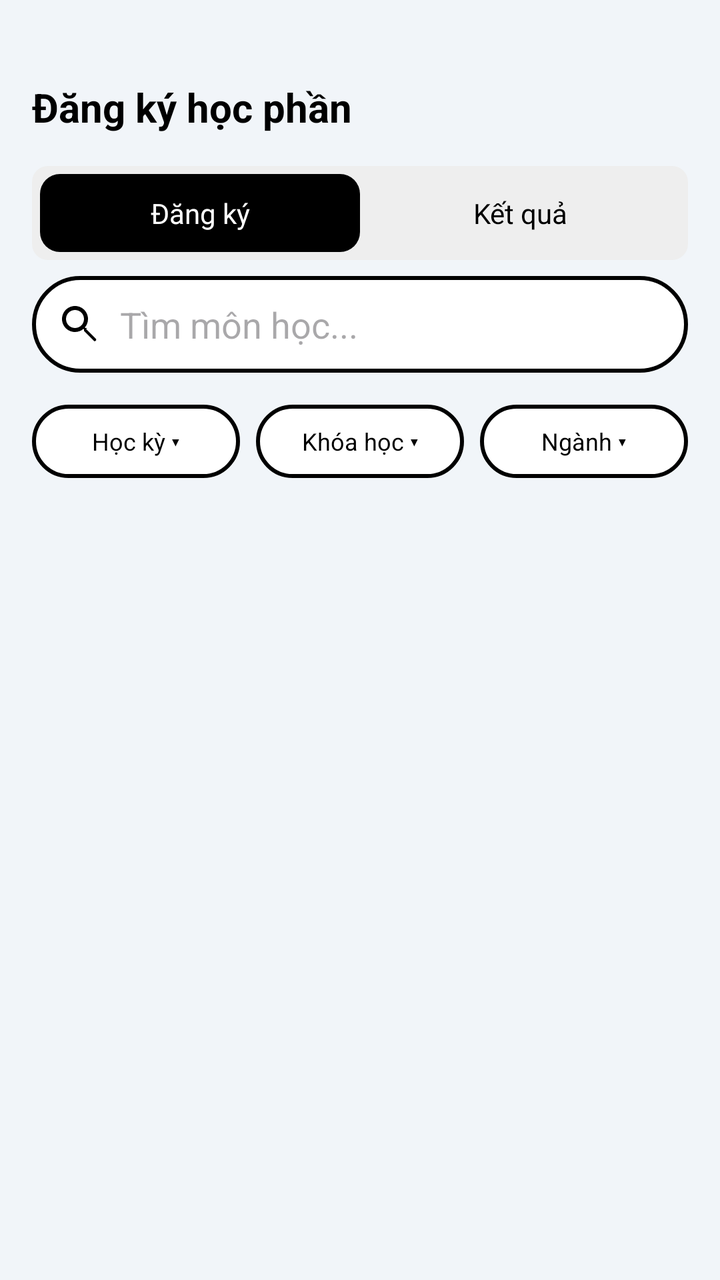
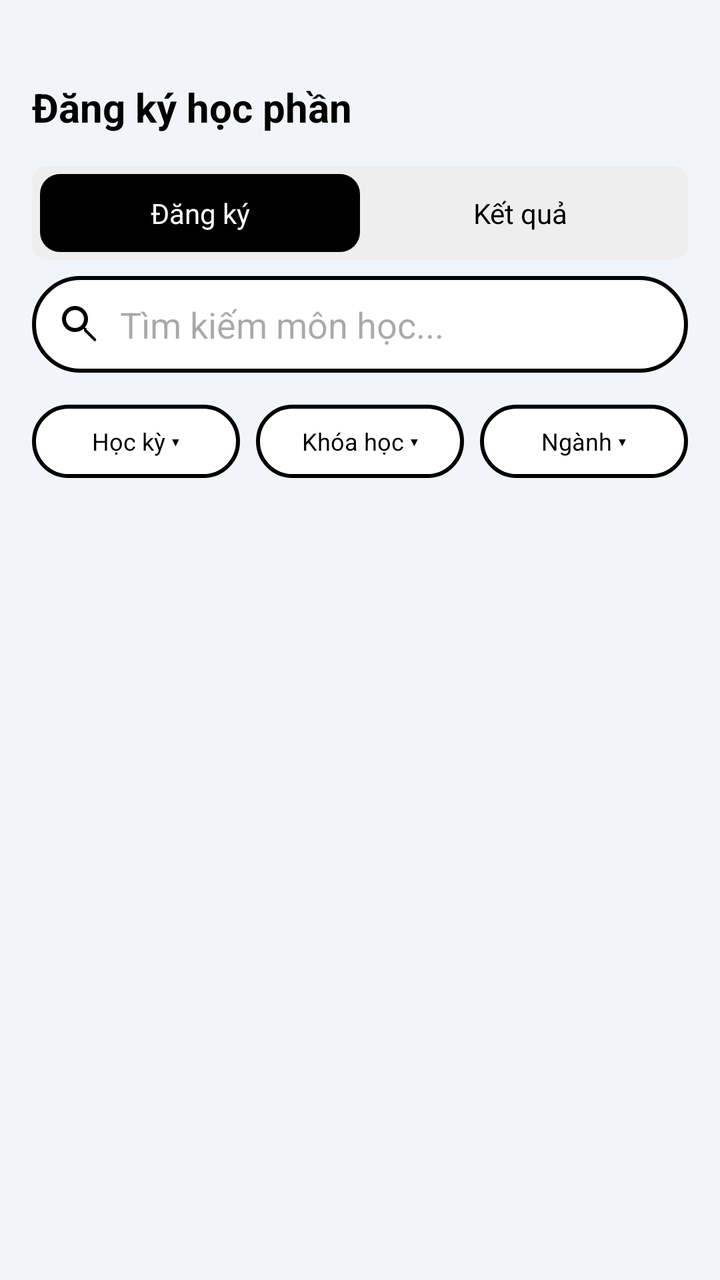

Screens rendered from an Android XML layout before and after an edit, with the pre-edit source and the edit as a unified diff.
<!-- AndroidManifest.xml: application theme Theme.UTC2AppReborn -->
<!-- res/layout/activity_course_registration.xml -->
<?xml version="1.0" encoding="utf-8"?>
<LinearLayout xmlns:android="http://schemas.android.com/apk/res/android"
    xmlns:app="http://schemas.android.com/apk/res-auto"
    android:orientation="vertical"
    android:background="#F1F5F9"
    android:layout_width="match_parent"
    android:layout_height="match_parent"
    android:paddingTop="24dp">


    
    <LinearLayout
        android:orientation="horizontal"
        android:padding="16dp"
        android:gravity="center_vertical"
        android:layout_width="match_parent"
        android:layout_height="wrap_content">

        <TextView
            android:layout_width="wrap_content"
            android:layout_height="wrap_content"
            android:text="Đăng ký học phần"
            android:textSize="20sp"
            android:textStyle="bold"
            android:textColor="#000000"/>
    </LinearLayout>

    
    <LinearLayout
        android:orientation="horizontal"
        android:background="@drawable/bg_tab_container"
        android:layout_marginHorizontal="16dp"
        android:layout_marginBottom="8dp"
        android:padding="4dp"
        android:layout_width="match_parent"
        android:layout_height="wrap_content">

        <TextView
            android:id="@+id/tabDangKy"
            android:layout_width="0dp"
            android:layout_weight="1"
            android:layout_height="wrap_content"
            android:text="Đăng ký"
            android:gravity="center"
            android:padding="10dp"
            android:textColor="#FFFFFF"
            android:background="@drawable/bg_tab_selected"
            android:clickable="true"
            android:focusable="true"/>

        <TextView
            android:id="@+id/tabKetQua"
            android:layout_width="0dp"
            android:layout_weight="1"
            android:layout_height="wrap_content"
            android:text="Kết quả"
            android:gravity="center"
            android:padding="10dp"
            android:textColor="#000000"
            android:clickable="true"
            android:focusable="true"/>
    </LinearLayout>

    
    <ScrollView
        android:layout_width="match_parent"
        android:layout_height="match_parent">

        <FrameLayout
            android:layout_width="match_parent"
            android:layout_height="wrap_content">

            
            <LinearLayout
                android:id="@+id/pageDangKy"
                android:orientation="vertical"
                android:layout_width="match_parent"
                android:layout_height="wrap_content"
                android:visibility="visible">

                
                <EditText
                    android:id="@+id/searchBox"
                    android:layout_width="match_parent"
                    android:layout_height="wrap_content"
                    android:hint="Tìm môn học..."
                    android:textColor="#000000"
                    android:layout_marginHorizontal="16dp"
                    android:background="@drawable/bg_search"
                    android:padding="12dp"
                    android:drawableStart="@drawable/ic_search"
                    android:drawablePadding="8dp"
                    android:inputType="text"/>

                
                <LinearLayout
                    android:orientation="horizontal"
                    android:layout_margin="16dp"
                    android:layout_width="match_parent"
                    android:layout_height="wrap_content">

                    <TextView
                        android:id="@+id/btnHocKy"
                        android:layout_width="0dp"
                        android:layout_weight="1"
                        android:layout_height="wrap_content"
                        android:text="Học kỳ ▾"
                        android:textColor="#000000"
                        android:textSize="12sp"
                        android:gravity="center"
                        android:padding="10dp"
                        android:background="@drawable/bg_search"
                        android:clickable="true"
                        android:focusable="true"/>

                    <TextView
                        android:id="@+id/btnKhoa"
                        android:layout_width="0dp"
                        android:layout_weight="1"
                        android:layout_height="wrap_content"
                        android:text="Khóa học ▾"
                        android:textColor="#000000"
                        android:textSize="12sp"
                        android:gravity="center"
                        android:padding="10dp"
                        android:layout_marginHorizontal="8dp"
                        android:background="@drawable/bg_search"
                        android:clickable="true"
                        android:focusable="true"/>

                    <TextView
                        android:id="@+id/btnNganh"
                        android:layout_width="0dp"
                        android:layout_weight="1"
                        android:layout_height="wrap_content"
                        android:text="Ngành ▾"
                        android:textColor="#000000"
                        android:textSize="12sp"
                        android:gravity="center"
                        android:padding="10dp"
                        android:background="@drawable/bg_search"
                        android:clickable="true"
                        android:focusable="true"/>
                </LinearLayout>

                
                <androidx.recyclerview.widget.RecyclerView
                    android:id="@+id/rvCourses"
                    android:layout_width="match_parent"
                    android:layout_height="wrap_content"
                    android:nestedScrollingEnabled="false"/>

                
                <LinearLayout
                    android:id="@+id/layoutSelected"
                    android:orientation="vertical"
                    android:visibility="gone"
                    android:layout_width="match_parent"
                    android:layout_height="wrap_content">

                    <com.google.android.material.card.MaterialCardView
                        android:layout_width="match_parent"
                        android:layout_height="wrap_content"
                        android:layout_marginHorizontal="16dp"
                        android:layout_marginTop="16dp"
                        app:cardCornerRadius="20dp"
                        app:cardElevation="0dp"
                        app:strokeColor="#000000"
                        app:strokeWidth="2dp"
                        app:cardBackgroundColor="#FFFFFF">

                        <LinearLayout
                            android:orientation="vertical"
                            android:layout_width="match_parent"
                            android:layout_height="wrap_content">

                            <LinearLayout
                                android:orientation="horizontal"
                                android:layout_width="match_parent"
                                android:layout_height="wrap_content"
                                android:paddingHorizontal="16dp"
                                android:paddingTop="16dp"
                                android:paddingBottom="14dp"
                                android:gravity="center_vertical">

                                <TextView
                                    android:layout_width="0dp"
                                    android:layout_weight="1"
                                    android:layout_height="wrap_content"
                                    android:text="Đã chọn:"
                                    android:textColor="#E53935"
                                    android:textSize="16sp"
                                    android:textStyle="bold"/>

                                <ImageView
                                    android:layout_width="24dp"
                                    android:layout_height="24dp"
                                    android:src="@drawable/ic_arrow_down"
                                    android:tint="#666666"
                                    android:scaleType="centerInside"/>
                            </LinearLayout>

                            <View
                                android:layout_width="match_parent"
                                android:layout_height="1dp"
                                android:layout_marginHorizontal="16dp"
                                android:background="#E0E0E0"/>

                            <LinearLayout
                                android:id="@+id/layoutSelectedItems"
                                android:orientation="vertical"
                                android:layout_width="match_parent"
                                android:layout_height="wrap_content"
                                android:paddingHorizontal="16dp"
                                android:paddingTop="12dp"/>

                            <View
                                android:layout_width="match_parent"
                                android:layout_height="1dp"
                                android:layout_marginHorizontal="16dp"
                                android:background="#E0E0E0"/>

                            <TextView
                                android:id="@+id/txtTongTinChi"
                                android:layout_width="match_parent"
                                android:layout_height="wrap_content"
                                android:paddingHorizontal="16dp"
                                android:paddingTop="10dp"
                                android:paddingBottom="16dp"
                                android:text="Tổng số tín chỉ: 0"
                                android:textColor="#555555"
                                android:textSize="14sp"
                                android:textStyle="bold"/>

                        </LinearLayout>
                    </com.google.android.material.card.MaterialCardView>

                    <TextView
                        android:id="@+id/btnConfirm"
                        android:layout_width="match_parent"
                        android:layout_height="56dp"
                        android:layout_marginHorizontal="16dp"
                        android:layout_marginTop="12dp"
                        android:layout_marginBottom="16dp"
                        android:text="Xác nhận đăng ký"
                        android:background="@drawable/bg_button_black"
                        android:textColor="#FFFFFF"
                        android:textAllCaps="false"
                        android:textSize="15sp"
                        android:textStyle="bold"
                        android:gravity="center"
                        android:clickable="true"
                        android:focusable="true"/>

                </LinearLayout>

            </LinearLayout>
            

            
            <LinearLayout
                android:id="@+id/pageKetQua"
                android:orientation="vertical"
                android:layout_width="match_parent"
                android:layout_height="wrap_content"
                android:padding="16dp"
                android:visibility="gone">

                <TextView
                    android:id="@+id/txtKetQuaTrong"
                    android:layout_width="match_parent"
                    android:layout_height="wrap_content"
                    android:text="Bạn chưa xác nhận đăng ký môn học nào.\nHãy chọn môn và bấm Xác nhận đăng ký."
                    android:textSize="14sp"
                    android:textColor="#888888"
                    android:gravity="center"
                    android:layout_marginTop="40dp"
                    android:visibility="visible"/>

                <TextView
                    android:id="@+id/txtKetQuaTongTinChi"
                    android:layout_width="match_parent"
                    android:layout_height="wrap_content"
                    android:text="Tổng số tín chỉ đã đăng ký: 0"
                    android:textSize="15sp"
                    android:textColor="#000000"
                    android:textStyle="bold"
                    android:layout_marginBottom="12dp"
                    android:visibility="gone"/>

                <LinearLayout
                    android:id="@+id/layoutKetQuaItems"
                    android:layout_width="match_parent"
                    android:layout_height="wrap_content"
                    android:orientation="vertical"/>

            </LinearLayout>
            

        </FrameLayout>
    </ScrollView>

</LinearLayout>
<!-- resources referenced by this layout -->
<resources>
  <!-- drawable bg_button_black (drawable) -->
  <?xml version="1.0" encoding="utf-8"?>
  <shape xmlns:android="http://schemas.android.com/apk/res/android">
      <solid android:color="@color/black" /> <corners android:radius="12dp" /> </shape>
  <!-- drawable bg_search (drawable) -->
  <?xml version="1.0" encoding="utf-8"?>
  <shape xmlns:android="http://schemas.android.com/apk/res/android">
  
      <solid android:color="#FFFFFF"/>
  
      <stroke
          android:width="2dp"
          android:color="#000000"/>
  
      <corners android:radius="25dp"/>
  
      <padding
          android:left="12dp"
          android:right="12dp"
          android:top="8dp"
          android:bottom="8dp"/>
  
  </shape>
  <!-- drawable bg_tab_container (drawable) -->
  <?xml version="1.0" encoding="utf-8"?>
  <shape xmlns:android="http://schemas.android.com/apk/res/android"
      android:shape="rectangle">
      <solid android:color="#EEEEEE"/>
      <corners android:radius="8dp"/>
  </shape>
  <!-- drawable bg_tab_selected (drawable) -->
  <?xml version="1.0" encoding="utf-8"?>
  <shape xmlns:android="http://schemas.android.com/apk/res/android">
      <solid android:color="#000000"/>
      <corners android:radius="10dp"/> 
  </shape>
  <!-- drawable ic_arrow_down (drawable) -->
  <?xml version="1.0" encoding="utf-8"?>
  <vector xmlns:android="http://schemas.android.com/apk/res/android"
      android:width="20dp"
      android:height="20dp"
      android:viewportWidth="24"
      android:viewportHeight="24">
  
      <path
          android:fillColor="#000000"
          android:pathData="M7,10l5,5 5,-5z"/>
  </vector>
  <!-- drawable ic_search (drawable) -->
  <?xml version="1.0" encoding="utf-8"?>
  <vector xmlns:android="http://schemas.android.com/apk/res/android"
      android:width="24dp"
      android:height="24dp"
      android:viewportWidth="24"
      android:viewportHeight="24">
  
      
      <path
          android:fillColor="@android:color/black"
          android:pathData="M15.5,14h-0.79l-0.28,-0.27
                            C15.41,12.59 16,11.11 16,9.5
                            C16,5.91 13.09,3 9.5,3
                            C5.91,3 3,5.91 3,9.5
                            C3,13.09 5.91,16 9.5,16
                            C11.11,16 12.59,15.41 13.73,14.43
                            l0.27,0.28v0.79l5,5
                            C19.49,20.99 20.49,19.99 20,19.5l-5,-5z
  
                            M9.5,14
                            C7.01,14 5,11.99 5,9.5
                            C5,7.01 7.01,5 9.5,5
                            C11.99,5 14,7.01 14,9.5
                            C14,11.99 11.99,14 9.5,14z"/>
  
  </vector>
  <style name="Theme.UTC2AppReborn" parent="Base.Theme.UTC2AppReborn" />
  <color name="black">#FF000000</color>
  <style name="Base.Theme.UTC2AppReborn" parent="Theme.Material3.DayNight.NoActionBar">
  
          
          
  
          
          <item name="colorPrimary">@color/primary</item>
  
          
          <item name="colorOnSurface">#000000</item>
  
          
          <item name="colorOnPrimary">#000000</item>
  
          
          <item name="colorOnBackground">#000000</item>
  
      </style>
  <color name="primary">#1565C0</color>
</resources>

<!-- the commit's change to res/layout/activity_course_registration.xml (unified diff, before → after) -->
@@ -19,7 +19,7 @@
         <TextView
             android:layout_width="wrap_content"
             android:layout_height="wrap_content"
-            android:text="Đăng ký học phần"
+            android:text="@string/course_reg_title"
             android:textSize="20sp"
             android:textStyle="bold"
             android:textColor="#000000"/>
@@ -40,7 +40,7 @@
             android:layout_width="0dp"
             android:layout_weight="1"
             android:layout_height="wrap_content"
-            android:text="Đăng ký"
+            android:text="@string/course_tab_dang_ky"
             android:gravity="center"
             android:padding="10dp"
             android:textColor="#FFFFFF"
@@ -53,7 +53,7 @@
             android:layout_width="0dp"
             android:layout_weight="1"
             android:layout_height="wrap_content"
-            android:text="Kết quả"
+            android:text="@string/course_tab_ket_qua"
             android:gravity="center"
             android:padding="10dp"
             android:textColor="#000000"
@@ -83,7 +83,7 @@
                     android:id="@+id/searchBox"
                     android:layout_width="match_parent"
                     android:layout_height="wrap_content"
-                    android:hint="Tìm môn học..."
+                    android:hint="@string/search_hint"
                     android:textColor="#000000"
                     android:layout_marginHorizontal="16dp"
                     android:background="@drawable/bg_search"
@@ -104,7 +104,7 @@
                         android:layout_width="0dp"
                         android:layout_weight="1"
                         android:layout_height="wrap_content"
-                        android:text="Học kỳ ▾"
+                        android:text="@string/course_hoc_ky"
                         android:textColor="#000000"
                         android:textSize="12sp"
                         android:gravity="center"
@@ -118,7 +118,7 @@
                         android:layout_width="0dp"
                         android:layout_weight="1"
                         android:layout_height="wrap_content"
-                        android:text="Khóa học ▾"
+                        android:text="@string/course_khoa_hoc"
                         android:textColor="#000000"
                         android:textSize="12sp"
                         android:gravity="center"
@@ -133,7 +133,7 @@
                         android:layout_width="0dp"
                         android:layout_weight="1"
                         android:layout_height="wrap_content"
-                        android:text="Ngành ▾"
+                        android:text="@string/course_nganh"
                         android:textColor="#000000"
                         android:textSize="12sp"
                         android:gravity="center"
@@ -187,7 +187,7 @@
                                     android:layout_width="0dp"
                                     android:layout_weight="1"
                                     android:layout_height="wrap_content"
-                                    android:text="Đã chọn:"
+                                    android:text="@string/course_da_chon"
                                     android:textColor="#E53935"
                                     android:textSize="16sp"
                                     android:textStyle="bold"/>
@@ -227,7 +227,7 @@
                                 android:paddingHorizontal="16dp"
                                 android:paddingTop="10dp"
                                 android:paddingBottom="16dp"
-                                android:text="Tổng số tín chỉ: 0"
+                                android:text="@string/course_da_chon"
                                 android:textColor="#555555"
                                 android:textSize="14sp"
                                 android:textStyle="bold"/>
@@ -242,7 +242,7 @@
                         android:layout_marginHorizontal="16dp"
                         android:layout_marginTop="12dp"
                         android:layout_marginBottom="16dp"
-                        android:text="Xác nhận đăng ký"
+                        android:text="@string/course_xac_nhan"
                         android:background="@drawable/bg_button_black"
                         android:textColor="#FFFFFF"
                         android:textAllCaps="false"
@@ -270,7 +270,7 @@
                     android:id="@+id/txtKetQuaTrong"
                     android:layout_width="match_parent"
                     android:layout_height="wrap_content"
-                    android:text="Bạn chưa xác nhận đăng ký môn học nào.\nHãy chọn môn và bấm Xác nhận đăng ký."
+                    android:text="@string/course_empty_result"
                     android:textSize="14sp"
                     android:textColor="#888888"
                     android:gravity="center"
@@ -281,7 +281,7 @@
                     android:id="@+id/txtKetQuaTongTinChi"
                     android:layout_width="match_parent"
                     android:layout_height="wrap_content"
-                    android:text="Tổng số tín chỉ đã đăng ký: 0"
+                    android:text="@string/course_tab_ket_qua"
                     android:textSize="15sp"
                     android:textColor="#000000"
                     android:textStyle="bold"
<!-- resource entries referenced after the edit -->
@@ -75,6 +75,16 @@
                             C14,11.99 11.99,14 9.5,14z"/>
   
   </vector>
+  <string name="course_da_chon">Đã chọn:</string>
+  <string name="course_empty_result">Bạn chưa xác nhận đăng ký môn học nào.\nHãy chọn môn và bấm Xác nhận đăng ký.</string>
+  <string name="course_hoc_ky">Học kỳ ▾</string>
+  <string name="course_khoa_hoc">Khóa học ▾</string>
+  <string name="course_nganh">Ngành ▾</string>
+  <string name="course_reg_title">Đăng ký học phần</string>
+  <string name="course_tab_dang_ky">Đăng ký</string>
+  <string name="course_tab_ket_qua">Kết quả</string>
+  <string name="course_xac_nhan">Xác nhận đăng ký</string>
+  <string name="search_hint">Tìm kiếm môn học...</string>
   <style name="Theme.UTC2AppReborn" parent="Base.Theme.UTC2AppReborn" />
   <color name="black">#FF000000</color>
   <style name="Base.Theme.UTC2AppReborn" parent="Theme.Material3.DayNight.NoActionBar">
